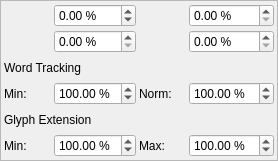
Old version of the form scribus/ui/propertywidget_advancedbase.ui in the repository scribusproject/scribus.
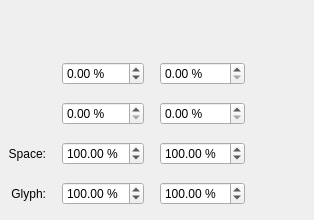
New version of the form. Custom widgets are drawn as their Qt base class.

What changed in the file:
```diff
--- a/scribus/ui/propertywidget_advancedbase.ui
+++ b/scribus/ui/propertywidget_advancedbase.ui
@@ -6,291 +6,527 @@
    <rect>
     <x>0</x>
     <y>0</y>
-    <width>278</width>
-    <height>161</height>
+    <width>314</width>
+    <height>220</height>
    </rect>
   </property>
-  <property name="frameShape">
-   <enum>QFrame::StyledPanel</enum>
-  </property>
-  <property name="frameShadow">
-   <enum>QFrame::Raised</enum>
-  </property>
-  <layout class="QGridLayout" name="gridLayout">
+  <layout class="QGridLayout" name="gridLayout" columnstretch="0,0,0,0">
    <property name="leftMargin">
-    <number>3</number>
+    <number>8</number>
    </property>
    <property name="topMargin">
-    <number>3</number>
+    <number>8</number>
    </property>
    <property name="rightMargin">
-    <number>3</number>
+    <number>8</number>
    </property>
    <property name="bottomMargin">
-    <number>3</number>
+    <number>8</number>
    </property>
-   <property name="spacing">
-    <number>3</number>
+   <property name="horizontalSpacing">
+    <number>16</number>
    </property>
-   <item row="0" column="0">
-    <widget class="QLabel" name="textBaseLabel">
-     <property name="minimumSize">
-      <size>
-       <width>20</width>
-       <height>0</height>
-      </size>
-     </property>
-     <property name="maximumSize">
-      <size>
-       <width>16777215</width>
-       <height>22</height>
-      </size>
-     </property>
-     <property name="text">
-      <string/>
-     </property>
-     <property name="alignment">
-      <set>Qt::AlignRight|Qt::AlignTrailing|Qt::AlignVCenter</set>
-     </property>
-    </widget>
+   <property name="verticalSpacing">
+    <number>4</number>
+   </property>
+   <item row="0" column="0" colspan="4">
+    <layout class="QHBoxLayout" name="horizontalLayout_10">
+     <item>
+      <widget class="StyleSelect" name="textEffects" native="true"/>
+     </item>
+     <item>
+      <spacer name="horizontalSpacer_7">
+       <property name="orientation">
+        <enum>Qt::Orientation::Horizontal</enum>
+       </property>
+       <property name="sizeHint" stdset="0">
+        <size>
+         <width>0</width>
+         <height>20</height>
+        </size>
+       </property>
+      </spacer>
+     </item>
+    </layout>
    </item>
-   <item row="0" column="1">
-    <widget class="ScrSpinBox" name="textBase">
-     <property name="toolTip">
-      <string>Offset to baseline of characters</string>
+   <item row="4" column="2">
+    <widget class="FormWidget" name="normWordTrackingLabel">
+     <property name="sizePolicy">
+      <sizepolicy hsizetype="Preferred" vsizetype="Minimum">
+       <horstretch>0</horstretch>
+       <verstretch>0</verstretch>
+      </sizepolicy>
      </property>
-     <property name="suffix">
-      <string> %</string>
+     <property name="label" stdset="0">
+      <string>Normal</string>
      </property>
-     <property name="minimum">
-      <double>-100.000000000000000</double>
-     </property>
-     <property name="maximum">
-      <double>100.000000000000000</double>
-     </property>
-    </widget>
-   </item>
-   <item row="0" column="2">
-    <widget class="QLabel" name="trackingLabel">
-     <property name="minimumSize">
-      <size>
-       <width>20</width>
-       <height>0</height>
-      </size>
-     </property>
-     <property name="maximumSize">
-      <size>
-       <width>16777215</width>
-       <height>22</height>
-      </size>
-     </property>
-     <property name="text">
-      <string/>
-     </property>
-     <property name="alignment">
-      <set>Qt::AlignRight|Qt::AlignTrailing|Qt::AlignVCenter</set>
-     </property>
-    </widget>
-   </item>
-   <item row="0" column="3">
-    <widget class="ScrSpinBox" name="tracking">
-     <property name="toolTip">
-      <string>Manual Tracking</string>
-     </property>
-     <property name="suffix">
-      <string> %</string>
-     </property>
-    </widget>
-   </item>
-   <item row="1" column="0">
-    <widget class="QLabel" name="scaleHLabel">
-     <property name="minimumSize">
-      <size>
-       <width>20</width>
-       <height>0</height>
-      </size>
-     </property>
-     <property name="maximumSize">
-      <size>
-       <width>16777215</width>
-       <height>22</height>
-      </size>
-     </property>
-     <property name="text">
-      <string/>
-     </property>
-     <property name="alignment">
-      <set>Qt::AlignRight|Qt::AlignTrailing|Qt::AlignVCenter</set>
-     </property>
-    </widget>
-   </item>
-   <item row="1" column="1">
-    <widget class="ScrSpinBox" name="scaleH">
-     <property name="toolTip">
-      <string>Scaling width of characters</string>
-     </property>
-     <property name="suffix">
-      <string> %</string>
-     </property>
-    </widget>
-   </item>
-   <item row="1" column="2">
-    <widget class="QLabel" name="scaleVLabel">
-     <property name="minimumSize">
-      <size>
-       <width>20</width>
-       <height>0</height>
-      </size>
-     </property>
-     <property name="maximumSize">
-      <size>
-       <width>16777215</width>
-       <height>22</height>
-      </size>
-     </property>
-     <property name="text">
-      <string/>
-     </property>
-     <property name="alignment">
-      <set>Qt::AlignRight|Qt::AlignTrailing|Qt::AlignVCenter</set>
-     </property>
-    </widget>
-   </item>
-   <item row="1" column="3">
-    <widget class="ScrSpinBox" name="scaleV">
-     <property name="toolTip">
-      <string>Scaling height of characters</string>
-     </property>
-     <property name="suffix">
-      <string> %</string>
-     </property>
-    </widget>
-   </item>
-   <item row="2" column="0" colspan="2">
-    <widget class="QLabel" name="wordTrackingLabel">
-     <property name="text">
-      <string>Word Tracking</string>
-     </property>
-    </widget>
-   </item>
-   <item row="3" column="0">
-    <widget class="QLabel" name="minWordTrackingLabel">
-     <property name="text">
-      <string>Min:</string>
-     </property>
-    </widget>
-   </item>
-   <item row="3" column="1">
-    <widget class="ScrSpinBox" name="minWordTrackingSpinBox">
-     <property name="toolTip">
-      <string>Minimal width of spaces between words</string>
-     </property>
-     <property name="suffix">
-      <string> %</string>
-     </property>
-     <property name="minimum">
-      <double>1.000000000000000</double>
-     </property>
-     <property name="maximum">
-      <double>200.000000000000000</double>
-     </property>
-     <property name="value">
-      <double>100.000000000000000</double>
-     </property>
-    </widget>
-   </item>
-   <item row="3" column="3">
-    <widget class="ScrSpinBox" name="normWordTrackingSpinBox">
-     <property name="toolTip">
-      <string>Normal width of spaces between words</string>
-     </property>
-     <property name="suffix">
-      <string> %</string>
-     </property>
-     <property name="minimum">
-      <double>1.000000000000000</double>
-     </property>
-     <property name="maximum">
-      <double>2000.000000000000000</double>
-     </property>
-     <property name="value">
-      <double>100.000000000000000</double>
-     </property>
-    </widget>
-   </item>
-   <item row="3" column="2">
-    <widget class="QLabel" name="normWordTrackingLabel">
-     <property name="text">
-      <string>Norm:</string>
-     </property>
-    </widget>
-   </item>
-   <item row="4" column="0" colspan="2">
-    <widget class="QLabel" name="glyphExtensionLabel">
-     <property name="text">
-      <string>Glyph Extension</string>
-     </property>
-    </widget>
-   </item>
-   <item row="5" column="0">
-    <widget class="QLabel" name="minGlyphExtensionLabel">
-     <property name="text">
-      <string>Min:</string>
-     </property>
+     <layout class="QHBoxLayout" name="horizontalLayout_7">
+      <property name="leftMargin">
+       <number>0</number>
+      </property>
+      <property name="topMargin">
+       <number>0</number>
+      </property>
+      <property name="rightMargin">
+       <number>0</number>
+      </property>
+      <property name="bottomMargin">
+       <number>0</number>
+      </property>
+      <item>
+       <widget class="ScrSpinBox" name="normWordTrackingSpinBox">
+        <property name="toolTip">
+         <string>Normal width of spaces between words</string>
+        </property>
+        <property name="suffix">
+         <string> %</string>
+        </property>
+        <property name="minimum">
+         <double>1.000000000000000</double>
+        </property>
+        <property name="maximum">
+         <double>2000.000000000000000</double>
+        </property>
+        <property name="value">
+         <double>100.000000000000000</double>
+        </property>
+       </widget>
+      </item>
+     </layout>
     </widget>
    </item>
    <item row="5" column="1">
-    <widget class="ScrSpinBox" name="minGlyphExtSpinBox">
-     <property name="toolTip">
-      <string>Minimal shrinkage of glyphs for justification</string>
+    <widget class="FormWidget" name="minGlyphExtensionLabel">
+     <property name="sizePolicy">
+      <sizepolicy hsizetype="Preferred" vsizetype="Minimum">
+       <horstretch>0</horstretch>
+       <verstretch>0</verstretch>
+      </sizepolicy>
      </property>
-     <property name="suffix">
-      <string> %</string>
+     <property name="label" stdset="0">
+      <string>Minimum</string>
      </property>
-     <property name="minimum">
-      <double>90.000000000000000</double>
-     </property>
-     <property name="maximum">
-      <double>110.000000000000000</double>
-     </property>
-     <property name="value">
-      <double>100.000000000000000</double>
-     </property>
+     <layout class="QHBoxLayout" name="horizontalLayout_5">
+      <property name="leftMargin">
+       <number>0</number>
+      </property>
+      <property name="topMargin">
+       <number>0</number>
+      </property>
+      <property name="rightMargin">
+       <number>0</number>
+      </property>
+      <property name="bottomMargin">
+       <number>0</number>
+      </property>
+      <item>
+       <widget class="ScrSpinBox" name="minGlyphExtSpinBox">
+        <property name="toolTip">
+         <string>Minimal shrinkage of glyphs for justification</string>
+        </property>
+        <property name="suffix">
+         <string> %</string>
+        </property>
+        <property name="minimum">
+         <double>90.000000000000000</double>
+        </property>
+        <property name="maximum">
+         <double>110.000000000000000</double>
+        </property>
+        <property name="value">
+         <double>100.000000000000000</double>
+        </property>
+       </widget>
+      </item>
+     </layout>
     </widget>
    </item>
-   <item row="5" column="3">
-    <widget class="ScrSpinBox" name="maxGlyphExtSpinBox">
-     <property name="toolTip">
-      <string>Maximal extension of glyphs for justification</string>
+   <item row="2" column="2">
+    <widget class="FormWidget" name="trackingLabel">
+     <property name="sizePolicy">
+      <sizepolicy hsizetype="Preferred" vsizetype="Minimum">
+       <horstretch>0</horstretch>
+       <verstretch>0</verstretch>
+      </sizepolicy>
      </property>
-     <property name="suffix">
-      <string> %</string>
+     <property name="label" stdset="0">
+      <string/>
      </property>
-     <property name="minimum">
-      <double>90.000000000000000</double>
+     <property name="direction">
+      <enum>FormWidget::LabelPosition::Left</enum>
      </property>
-     <property name="maximum">
-      <double>110.000000000000000</double>
-     </property>
-     <property name="value">
-      <double>100.000000000000000</double>
-     </property>
+     <layout class="QHBoxLayout" name="horizontalLayout_2">
+      <property name="leftMargin">
+       <number>0</number>
+      </property>
+      <property name="topMargin">
+       <number>0</number>
+      </property>
+      <property name="rightMargin">
+       <number>0</number>
+      </property>
+      <property name="bottomMargin">
+       <number>0</number>
+      </property>
+      <item>
+       <widget class="ScrSpinBox" name="tracking">
+        <property name="toolTip">
+         <string>Manual Tracking</string>
+        </property>
+        <property name="suffix">
+         <string> %</string>
+        </property>
+       </widget>
+      </item>
+     </layout>
     </widget>
    </item>
    <item row="5" column="2">
-    <widget class="QLabel" name="maxGlyphExtensionLabel">
-     <property name="text">
-      <string>Max:</string>
+    <widget class="FormWidget" name="maxGlyphExtensionLabel">
+     <property name="sizePolicy">
+      <sizepolicy hsizetype="Preferred" vsizetype="Minimum">
+       <horstretch>0</horstretch>
+       <verstretch>0</verstretch>
+      </sizepolicy>
      </property>
+     <property name="label" stdset="0">
+      <string>Maximum</string>
+     </property>
+     <layout class="QHBoxLayout" name="horizontalLayout_8">
+      <property name="leftMargin">
+       <number>0</number>
+      </property>
+      <property name="topMargin">
+       <number>0</number>
+      </property>
+      <property name="rightMargin">
+       <number>0</number>
+      </property>
+      <property name="bottomMargin">
+       <number>0</number>
+      </property>
+      <item>
+       <widget class="ScrSpinBox" name="maxGlyphExtSpinBox">
+        <property name="toolTip">
+         <string>Maximal extension of glyphs for justification</string>
+        </property>
+        <property name="suffix">
+         <string> %</string>
+        </property>
+        <property name="minimum">
+         <double>90.000000000000000</double>
+        </property>
+        <property name="maximum">
+         <double>110.000000000000000</double>
+        </property>
+        <property name="value">
+         <double>100.000000000000000</double>
+        </property>
+       </widget>
+      </item>
+     </layout>
     </widget>
    </item>
+   <item row="3" column="1">
+    <widget class="FormWidget" name="scaleHLabel">
+     <property name="sizePolicy">
+      <sizepolicy hsizetype="Preferred" vsizetype="Minimum">
+       <horstretch>0</horstretch>
+       <verstretch>0</verstretch>
+      </sizepolicy>
+     </property>
+     <property name="label" stdset="0">
+      <string/>
+     </property>
+     <property name="direction">
+      <enum>FormWidget::LabelPosition::Left</enum>
+     </property>
+     <layout class="QHBoxLayout" name="horizontalLayout_3">
+      <property name="leftMargin">
+       <number>0</number>
+      </property>
+      <property name="topMargin">
+       <number>0</number>
+      </property>
+      <property name="rightMargin">
+       <number>0</number>
+      </property>
+      <property name="bottomMargin">
+       <number>0</number>
+      </property>
+      <item>
+       <widget class="ScrSpinBox" name="scaleH">
+        <property name="toolTip">
+         <string>Scaling width of characters</string>
+        </property>
+        <property name="suffix">
+         <string> %</string>
+        </property>
+       </widget>
+      </item>
+     </layout>
+    </widget>
+   </item>
+   <item row="4" column="1">
+    <widget class="FormWidget" name="minWordTrackingLabel">
+     <property name="sizePolicy">
+      <sizepolicy hsizetype="Preferred" vsizetype="Minimum">
+       <horstretch>0</horstretch>
+       <verstretch>0</verstretch>
+      </sizepolicy>
+     </property>
+     <property name="label" stdset="0">
+      <string>Minimum</string>
+     </property>
+     <layout class="QHBoxLayout" name="horizontalLayout_6">
+      <property name="leftMargin">
+       <number>0</number>
+      </property>
+      <property name="topMargin">
+       <number>0</number>
+      </property>
+      <property name="rightMargin">
+       <number>0</number>
+      </property>
+      <property name="bottomMargin">
+       <number>0</number>
+      </property>
+      <item>
+       <widget class="ScrSpinBox" name="minWordTrackingSpinBox">
+        <property name="toolTip">
+         <string>Minimal width of spaces between words</string>
+        </property>
+        <property name="suffix">
+         <string> %</string>
+        </property>
+        <property name="minimum">
+         <double>1.000000000000000</double>
+        </property>
+        <property name="maximum">
+         <double>200.000000000000000</double>
+        </property>
+        <property name="value">
+         <double>100.000000000000000</double>
+        </property>
+       </widget>
+      </item>
+     </layout>
+    </widget>
+   </item>
+   <item row="5" column="0">
+    <widget class="FormWidget" name="glyphLabel">
+     <property name="sizePolicy">
+      <sizepolicy hsizetype="Preferred" vsizetype="Minimum">
+       <horstretch>0</horstretch>
+       <verstretch>0</verstretch>
+      </sizepolicy>
+     </property>
+     <property name="label" stdset="0">
+      <string/>
+     </property>
+     <property name="preserveLabelSpace">
+      <bool>true</bool>
+     </property>
+     <layout class="QHBoxLayout" name="horizontalLayout_11">
+      <property name="leftMargin">
+       <number>0</number>
+      </property>
+      <property name="topMargin">
+       <number>0</number>
+      </property>
+      <property name="rightMargin">
+       <number>0</number>
+      </property>
+      <property name="bottomMargin">
+       <number>0</number>
+      </property>
+      <item>
+       <widget class="QLabel" name="label_2">
+        <property name="text">
+         <string>Glyph:</string>
+        </property>
+        <property name="alignment">
+         <set>Qt::AlignmentFlag::AlignRight|Qt::AlignmentFlag::AlignTrailing|Qt::AlignmentFlag::AlignVCenter</set>
+        </property>
+       </widget>
+      </item>
+     </layout>
+    </widget>
+   </item>
+   <item row="4" column="0">
+    <widget class="FormWidget" name="spaceLabel">
+     <property name="sizePolicy">
+      <sizepolicy hsizetype="Preferred" vsizetype="Minimum">
+       <horstretch>0</horstretch>
+       <verstretch>0</verstretch>
+      </sizepolicy>
+     </property>
+     <property name="label" stdset="0">
+      <string/>
+     </property>
+     <property name="preserveLabelSpace">
+      <bool>true</bool>
+     </property>
+     <layout class="QHBoxLayout" name="horizontalLayout_9">
+      <property name="leftMargin">
+       <number>0</number>
+      </property>
+      <property name="topMargin">
+       <number>0</number>
+      </property>
+      <property name="rightMargin">
+       <number>0</number>
+      </property>
+      <property name="bottomMargin">
+       <number>0</number>
+      </property>
+      <item>
+       <widget class="QLabel" name="label">
+        <property name="text">
+         <string>Space:</string>
+        </property>
+        <property name="alignment">
+         <set>Qt::AlignmentFlag::AlignRight|Qt::AlignmentFlag::AlignTrailing|Qt::AlignmentFlag::AlignVCenter</set>
+        </property>
+       </widget>
+      </item>
+     </layout>
+    </widget>
+   </item>
+   <item row="2" column="1">
+    <widget class="FormWidget" name="textBaseLabel">
+     <property name="sizePolicy">
+      <sizepolicy hsizetype="Preferred" vsizetype="Minimum">
+       <horstretch>0</horstretch>
+       <verstretch>0</verstretch>
+      </sizepolicy>
+     </property>
+     <property name="label" stdset="0">
+      <string/>
+     </property>
+     <property name="direction">
+      <enum>FormWidget::LabelPosition::Left</enum>
+     </property>
+     <layout class="QHBoxLayout" name="horizontalLayout">
+      <property name="leftMargin">
+       <number>0</number>
+      </property>
+      <property name="topMargin">
+       <number>0</number>
+      </property>
+      <property name="rightMargin">
+       <number>0</number>
+      </property>
+      <property name="bottomMargin">
+       <number>0</number>
+      </property>
+      <item>
+       <widget class="ScrSpinBox" name="textBase">
+        <property name="toolTip">
+         <string>Offset to baseline of characters</string>
+        </property>
+        <property name="suffix">
+         <string> %</string>
+        </property>
+        <property name="minimum">
+         <double>-100.000000000000000</double>
+        </property>
+        <property name="maximum">
+         <double>100.000000000000000</double>
+        </property>
+       </widget>
+      </item>
+     </layout>
+    </widget>
+   </item>
+   <item row="3" column="2">
+    <widget class="FormWidget" name="scaleVLabel">
+     <property name="sizePolicy">
+      <sizepolicy hsizetype="Preferred" vsizetype="Minimum">
+       <horstretch>0</horstretch>
+       <verstretch>0</verstretch>
+      </sizepolicy>
+     </property>
+     <property name="label" stdset="0">
+      <string/>
+     </property>
+     <property name="direction">
+      <enum>FormWidget::LabelPosition::Left</enum>
+     </property>
+     <layout class="QHBoxLayout" name="horizontalLayout_4">
+      <property name="leftMargin">
+       <number>0</number>
+      </property>
+      <property name="topMargin">
+       <number>0</number>
+      </property>
+      <property name="rightMargin">
+       <number>0</number>
+      </property>
+      <property name="bottomMargin">
+       <number>0</number>
+      </property>
+      <item>
+       <widget class="ScrSpinBox" name="scaleV">
+        <property name="toolTip">
+         <string>Scaling height of characters</string>
+        </property>
+        <property name="suffix">
+         <string> %</string>
+        </property>
+       </widget>
+      </item>
+     </layout>
+    </widget>
+   </item>
+   <item row="2" column="3">
+    <spacer name="horizontalSpacer">
+     <property name="orientation">
+      <enum>Qt::Orientation::Horizontal</enum>
+     </property>
+     <property name="sizeHint" stdset="0">
+      <size>
+       <width>0</width>
+       <height>0</height>
+      </size>
+     </property>
+    </spacer>
+   </item>
+   <item row="1" column="1">
+    <spacer name="verticalSpacer">
+     <property name="orientation">
+      <enum>Qt::Orientation::Vertical</enum>
+     </property>
+     <property name="sizeType">
+      <enum>QSizePolicy::Policy::Fixed</enum>
+     </property>
+     <property name="sizeHint" stdset="0">
+      <size>
+       <width>20</width>
+       <height>8</height>
+      </size>
+     </property>
+    </spacer>
+   </item>
   </layout>
  </widget>
  <customwidgets>
+  <customwidget>
+   <class>FormWidget</class>
+   <extends>QWidget</extends>
+   <header>ui/widgets/form_widget.h</header>
+   <container>1</container>
+  </customwidget>
   <customwidget>
    <class>ScrSpinBox</class>
    <extends>QDoubleSpinBox</extends>
-   <header>ui/scrspinbox.h</header>
+   <header location="global">ui/scrspinbox.h</header>
+  </customwidget>
+  <customwidget>
+   <class>StyleSelect</class>
+   <extends>QWidget</extends>
+   <header>ui/styleselect.h</header>
+   <container>1</container>
   </customwidget>
  </customwidgets>
  <resources/>
```
Left out of the diff: 10 changed lines with no effect on the pictures.
